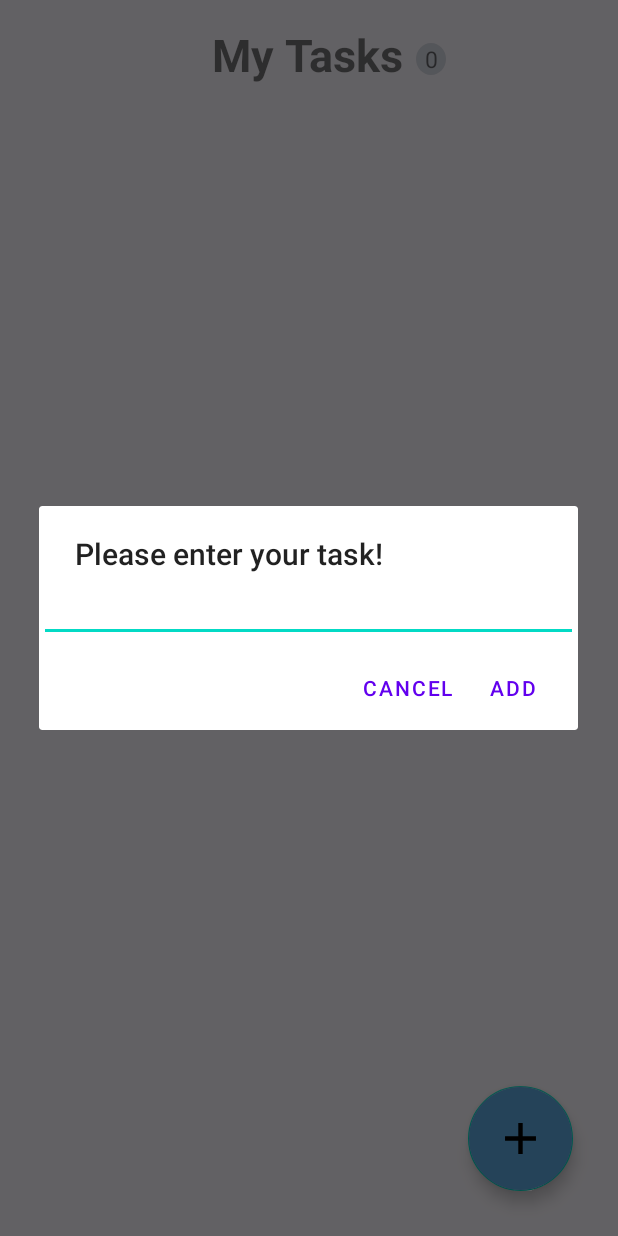
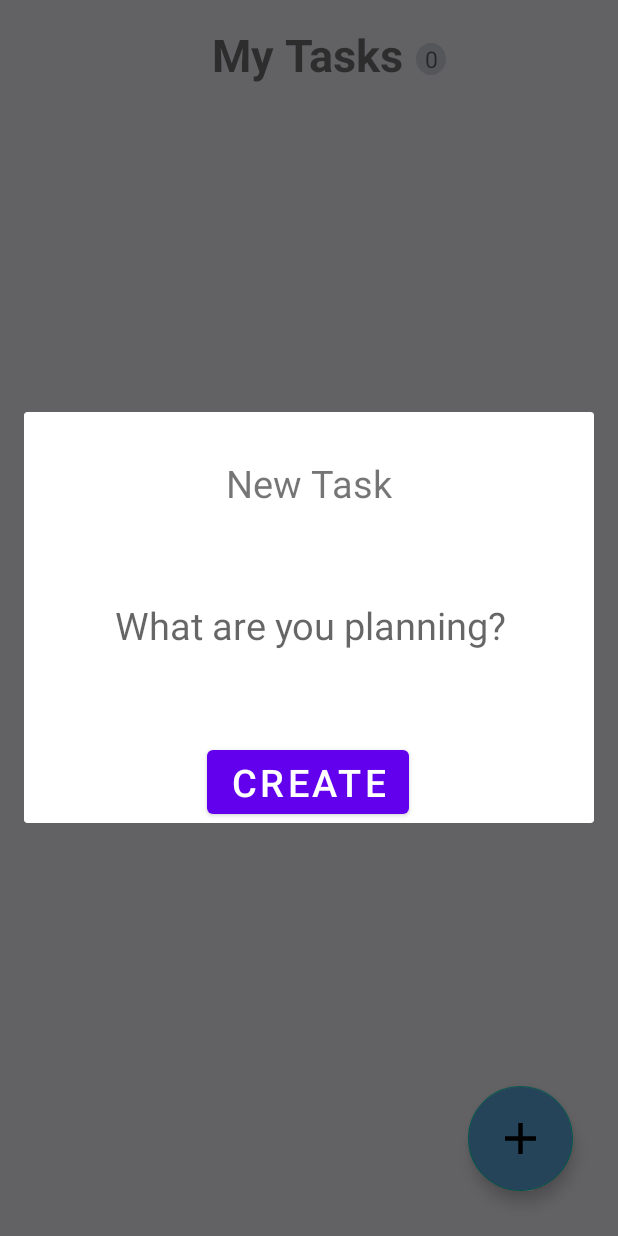
Before and after one commit to Pallypowa/Android-To-Do-App, an Android app: the screen it shows after launch (MainActivity), after a tap on an icon or button, on a phone screen of 412 x 824 dp. Run offline under Robolectric (Android 15) with nearby library versions, the phone set to English and light mode, and no system bars.

Commit message:
Dialog Fragment added

```diff
--- a/src/main/AndroidManifest.xml
+++ b/src/main/AndroidManifest.xml
@@ -10,11 +10,11 @@
         android:supportsRtl="true"
         android:theme="@style/Theme.TodoApp">
         <activity
-            android:name=".LongTextActivity"
+            android:name=".activities.LongTextActivity"
             android:exported="false"
-            android:parentActivityName=".MainActivity" />
+            android:parentActivityName=".activities.MainActivity" />
         <activity
-            android:name=".MainActivity"
+            android:name=".activities.MainActivity"
             android:exported="true">
             <intent-filter>
                 <action android:name="android.intent.action.MAIN" />
--- a/src/main/java/com/example/todoapp/SwipeHandler.kt
+++ /dev/null
@@ -1,5 +0,0 @@
-package com.example.todoapp
-
-class SwipeHandler {
-    //TODO: Implement this class
-}
--- /dev/null
+++ b/src/main/java/com/example/todoapp/activities/CreateTaskFragment.kt
@@ -0,0 +1,32 @@
+package com.example.todoapp.activities
+
+import android.os.Bundle
+import android.view.LayoutInflater
+import android.view.View
+import android.view.ViewGroup
+import androidx.fragment.app.DialogFragment
+import com.example.todoapp.R
+import kotlinx.android.synthetic.main.activity_task_create.*
+import kotlinx.android.synthetic.main.activity_task_create.view.*
+
+class CreateTaskFragment(private val listener: CreateTaskListener): DialogFragment() {
+
+    interface CreateTaskListener{
+        fun onCreateTask(task: String)
+    }
+
+    override fun onCreateView(
+        inflater: LayoutInflater,
+        container: ViewGroup?,
+        savedInstanceState: Bundle?
+    ): View? {
+
+        val rootView = inflater.inflate(R.layout.activity_task_create, container, false)
+
+        rootView.create_button.setOnClickListener{
+            listener.onCreateTask(task_text2.text.toString())
+            dismiss()
+        }
+        return rootView
+    }
+}
--- a/src/main/java/com/example/todoapp/LongTextActivity.kt
+++ b/src/main/java/com/example/todoapp/activities/LongTextActivity.kt
@@ -1,8 +1,9 @@
-package com.example.todoapp
+package com.example.todoapp.activities
 
 import android.content.Intent
 import androidx.appcompat.app.AppCompatActivity
 import android.os.Bundle
+import com.example.todoapp.R
 import com.google.android.material.snackbar.Snackbar
 import kotlinx.android.synthetic.main.activity_long_text.*
 
--- a/src/main/java/com/example/todoapp/MainActivity.kt
+++ b/src/main/java/com/example/todoapp/activities/MainActivity.kt
@@ -1,4 +1,4 @@
-package com.example.todoapp
+package com.example.todoapp.activities
 
 import android.annotation.SuppressLint
 import android.app.AlertDialog
@@ -14,6 +14,9 @@ import android.view.View
 import androidx.recyclerview.widget.ItemTouchHelper
 import androidx.recyclerview.widget.LinearLayoutManager
 import androidx.recyclerview.widget.RecyclerView
+import com.example.todoapp.R
+import com.example.todoapp.RecyclerViewAdapter
+import com.example.todoapp.Task
 import com.google.android.material.snackbar.Snackbar
 import com.google.gson.Gson
 import com.google.gson.reflect.TypeToken
@@ -22,7 +25,7 @@ import kotlinx.android.synthetic.main.card_view_task.view.*
 import kotlinx.android.synthetic.main.edit_text_layout.view.*
 import java.lang.reflect.Type
 
-class MainActivity : AppCompatActivity(), RecyclerViewAdapter.OnItemClickListener{
+class MainActivity : AppCompatActivity(), RecyclerViewAdapter.OnItemClickListener, CreateTaskFragment.CreateTaskListener {
 
     //To achieve static variable functionality...
     companion object{
@@ -45,17 +48,19 @@ class MainActivity : AppCompatActivity(), RecyclerViewAdapter.OnItemClickListene
         //Read data from SharedPreferences
         loadData()
 
+        //Initialize recycler view...
+        recyclerView = recViewId
+        recyclerView?.layoutManager = LinearLayoutManager(this)
+
+        adapter = RecyclerViewAdapter(data!!, this)
+        recyclerView?.adapter = adapter
+
         val taskIndex = intent.getIntExtra("index", -1)
         val taskLongText : String? = intent.getStringExtra("long_text")
 
         if(taskIndex != -1 && !taskLongText.isNullOrEmpty()){
             longTexts[taskIndex] = taskLongText
         }
-        recyclerView = recViewId
-        recyclerView?.layoutManager = LinearLayoutManager(this)
-
-        adapter = RecyclerViewAdapter(data!!, this)
-        recyclerView?.adapter = adapter
 
         //generateTestData()
 
@@ -87,9 +92,6 @@ class MainActivity : AppCompatActivity(), RecyclerViewAdapter.OnItemClickListene
                 data!![to] = originalPosData
                 data!![from] = otherData
 
-                //TODO: Fix item alpha...
-                viewHolder.itemView.alpha = 1.0f
-
                 dragged = true
                 return true
             }
@@ -106,8 +108,8 @@ class MainActivity : AppCompatActivity(), RecyclerViewAdapter.OnItemClickListene
                 super.onMoved(recyclerView, viewHolder, fromPos, target, toPos, x, y)
                 Log.d("longtexts:", "positions: $fromPos $toPos $longTexts")
                 updateLongTextMap(fromPos, toPos)
-                from = 0
-                to = 0
+                if(!dragged) viewHolder.itemView.alpha = 1.0f
+                //recyclerView.scrollToPosition(toPos)
             }
 
 
@@ -220,7 +222,12 @@ class MainActivity : AppCompatActivity(), RecyclerViewAdapter.OnItemClickListene
         myHelper.attachToRecyclerView(recyclerView)
 
         floatingActionButton.setOnClickListener {
-            showAlertDialog(0, data!!)
+            //showAlertDialog(0, data!!)
+            //val intent = Intent(this, TaskCreateActivity::class.java)
+            val createTaskFragment = CreateTaskFragment(this)
+            createTaskFragment.show(supportFragmentManager, "dialogFragment")
+
+            //startActivity(intent)
         }
 
     }
@@ -254,7 +261,7 @@ class MainActivity : AppCompatActivity(), RecyclerViewAdapter.OnItemClickListene
         val alertDialog = builder.create()
         builder.setPositiveButton("Add"){ _, _ ->
             val task = editText.text.toString()
-            addTask(task, data)
+            addTask(task)
         }
 
         builder.setNegativeButton("Cancel"){ _, _ ->
@@ -280,13 +287,13 @@ class MainActivity : AppCompatActivity(), RecyclerViewAdapter.OnItemClickListene
         builder.show()
     }
 
-    private fun addTask(task: String, data: ArrayList<Task>){
+    private fun addTask(task: String){
         if(task.isNotEmpty()){
-            data.add(Task(task, false))
-            adapter?.notifyItemInserted(data.size - 1)
-            recyclerView?.smoothScrollToPosition(data.size - 1)
+            data?.add(Task(task, false))
+            adapter?.notifyItemInserted(data!!.size - 1)
+            recyclerView?.smoothScrollToPosition(data!!.size - 1)
             setTaskNumber()
-            longTexts[data.lastIndex] = ""
+            longTexts[data!!.lastIndex] = ""
             //recyclerView?.scrollToPosition(data.size - 1)
         }
         else{
@@ -400,4 +407,8 @@ class MainActivity : AppCompatActivity(), RecyclerViewAdapter.OnItemClickListene
         }
         startActivity(intent)
     }
+
+    override fun onCreateTask(task: String) {
+        addTask(task)
+    }
 }
--- /dev/null
+++ b/src/main/res/drawable/ic_baseline_clear_24.xml
@@ -0,0 +1,5 @@
+<vector android:height="24dp" android:tint="#FFFFFF"
+    android:viewportHeight="24" android:viewportWidth="24"
+    android:width="24dp" xmlns:android="http://schemas.android.com/apk/res/android">
+    <path android:fillColor="@android:color/white" android:pathData="M19,6.41L17.59,5 12,10.59 6.41,5 5,6.41 10.59,12 5,17.59 6.41,19 12,13.41 17.59,19 19,17.59 13.41,12z"/>
+</vector>
--- a/src/main/res/layout/activity_long_text.xml
+++ b/src/main/res/layout/activity_long_text.xml
@@ -5,7 +5,7 @@
     android:layout_width="match_parent"
     android:layout_height="match_parent"
     android:orientation="vertical"
-    tools:context=".LongTextActivity">
+    tools:context=".activities.LongTextActivity">
 
     <LinearLayout
         android:layout_width="match_parent"
--- a/src/main/res/layout/activity_main.xml
+++ b/src/main/res/layout/activity_main.xml
@@ -5,7 +5,7 @@
     android:layout_width="match_parent"
     android:layout_height="match_parent"
     android:background="#f7f4fa"
-    tools:context=".MainActivity">
+    tools:context=".activities.MainActivity">
 
     <TextView
         android:id="@+id/textView"
--- /dev/null
+++ b/src/main/res/layout/activity_task_create.xml
@@ -0,0 +1,48 @@
+<?xml version="1.0" encoding="utf-8"?>
+<androidx.constraintlayout.widget.ConstraintLayout xmlns:android="http://schemas.android.com/apk/res/android"
+    xmlns:app="http://schemas.android.com/apk/res-auto"
+    xmlns:tools="http://schemas.android.com/tools"
+    android:layout_width="match_parent"
+    android:layout_height="match_parent">
+
+    <EditText
+        android:id="@+id/task_text2"
+        android:layout_width="400dp"
+        android:layout_height="wrap_content"
+        android:layout_marginTop="60dp"
+        android:background="@null"
+        android:ems="10"
+        android:gravity="start|top"
+        android:hint="What are you planning?"
+        android:inputType="textMultiLine"
+        android:singleLine="true"
+        android:textAlignment="center"
+        android:textSize="25sp"
+        app:layout_constraintEnd_toEndOf="parent"
+        app:layout_constraintStart_toStartOf="parent"
+        app:layout_constraintTop_toBottomOf="@+id/textView3" />
+
+    <Button
+        android:id="@+id/create_button"
+        android:layout_width="wrap_content"
+        android:layout_height="wrap_content"
+        android:layout_marginTop="60dp"
+        android:text="@string/create"
+        android:textSize="25sp"
+        app:layout_constraintEnd_toEndOf="@+id/task_text2"
+        app:layout_constraintHorizontal_bias="0.498"
+        app:layout_constraintStart_toStartOf="@+id/task_text2"
+        app:layout_constraintTop_toBottomOf="@+id/task_text2" />
+
+    <TextView
+        android:id="@+id/textView3"
+        android:layout_width="wrap_content"
+        android:layout_height="wrap_content"
+        android:layout_marginTop="30dp"
+        android:text="@string/new_task"
+        android:textSize="25sp"
+        app:layout_constraintEnd_toEndOf="parent"
+        app:layout_constraintStart_toStartOf="parent"
+        app:layout_constraintTop_toTopOf="parent" />
+
+</androidx.constraintlayout.widget.ConstraintLayout>
--- a/src/main/res/values/strings.xml
+++ b/src/main/res/values/strings.xml
@@ -2,4 +2,6 @@
     <string name="app_name">TodoApp</string>
     <string name="your_tasks">My Tasks</string>
     <string name="add">Add</string>
+    <string name="new_task">New Task</string>
+    <string name="create">Create</string>
 </resources>
```
Also changed, not shown: build.gradle (+4 -4 lines).
